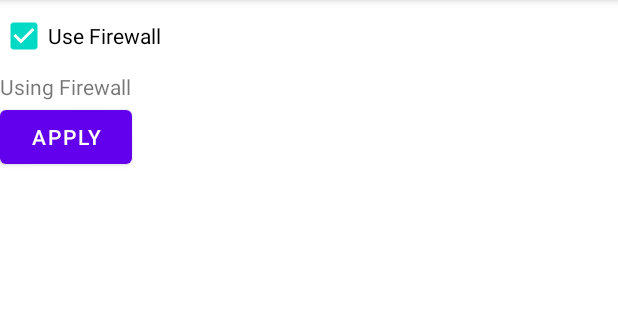
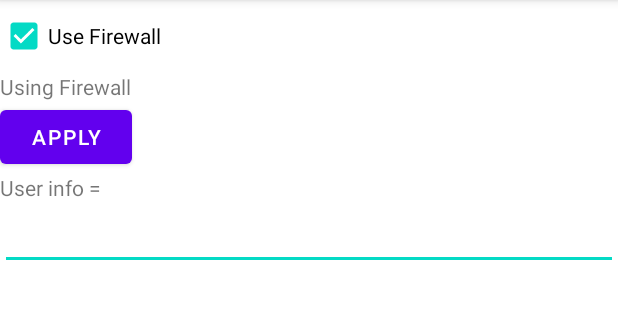
Before and after one commit to scgyong-kpu/spgp_2021, an Android app: the screen it shows after launch (MainActivity), after a tap on "APPLY", on a phone screen of 412 x 824 dp, the part 84-404 px from its top. Run offline under Robolectric (Android 15) with nearby library versions, the light colour scheme and no system bars; 1 other tap on this screen came first.

Commit message:
Edit 추가

```diff
--- a/Samples/MoreControls/app/src/main/java/kr/ac/kpu/game/s12345678/morecontrols/MainActivity.java
+++ b/Samples/MoreControls/app/src/main/java/kr/ac/kpu/game/s12345678/morecontrols/MainActivity.java
@@ -5,12 +5,15 @@ import androidx.appcompat.app.AppCompatActivity;
 import android.os.Bundle;
 import android.view.View;
 import android.widget.CheckBox;
+import android.widget.EditText;
 import android.widget.TextView;
 
 public class MainActivity extends AppCompatActivity {
 
     private CheckBox firewallCheckbox;
     private TextView outTextView;
+    private EditText userEditText;
+    private TextView editTextView;
 
     @Override
     protected void onCreate(Bundle savedInstanceState) {
@@ -18,12 +21,17 @@ public class MainActivity extends AppCompatActivity {
         setContentView(R.layout.activity_main);
         firewallCheckbox = findViewById(R.id.checkbox);
         outTextView = findViewById(R.id.outTextView);
+        userEditText = findViewById(R.id.userEditText);
+        editTextView = findViewById(R.id.editTextView);
     }
 
     public void onBtnApply(View view) {
         boolean checked = firewallCheckbox.isChecked();
         String text = checked ? "Using Firewall" : "Not using Firewall";
         outTextView.setText(text);
+
+        String user = userEditText.getText().toString();
+        editTextView.setText("User info = " + user);
     }
 
     public void onCheckFirewall(View view) {
--- a/Samples/MoreControls/app/src/main/res/layout/activity_main.xml
+++ b/Samples/MoreControls/app/src/main/res/layout/activity_main.xml
@@ -26,5 +26,17 @@
         android:text="@string/btn_apply"
         android:onClick="onBtnApply"
         />
+    <TextView
+        android:id="@+id/editTextView"
+        android:layout_width="wrap_content"
+        android:layout_height="wrap_content"
+        android:text="Hello World!"
+        />
+
+    <EditText
+        android:id="@+id/userEditText"
+        android:layout_width="match_parent"
+        android:layout_height="wrap_content"
+        android:inputType="numberSigned" />
 
 </LinearLayout>
```
